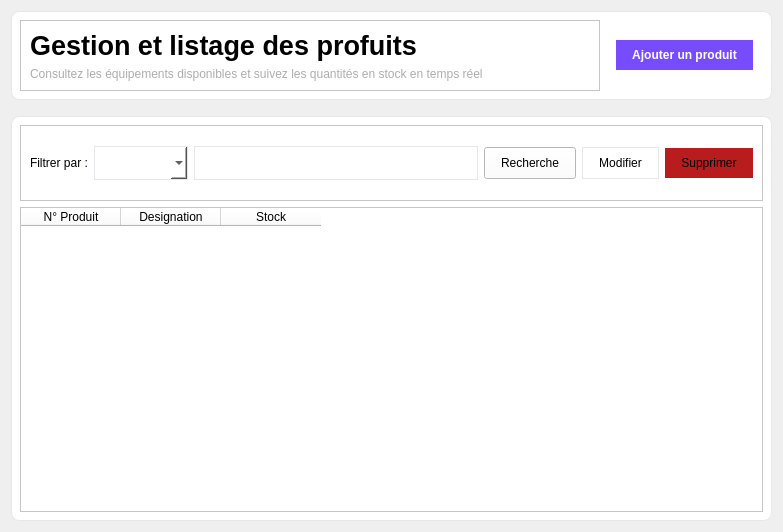
Qt form interface/product_widget.ui (miranto-andria/stock-it) before a commit.
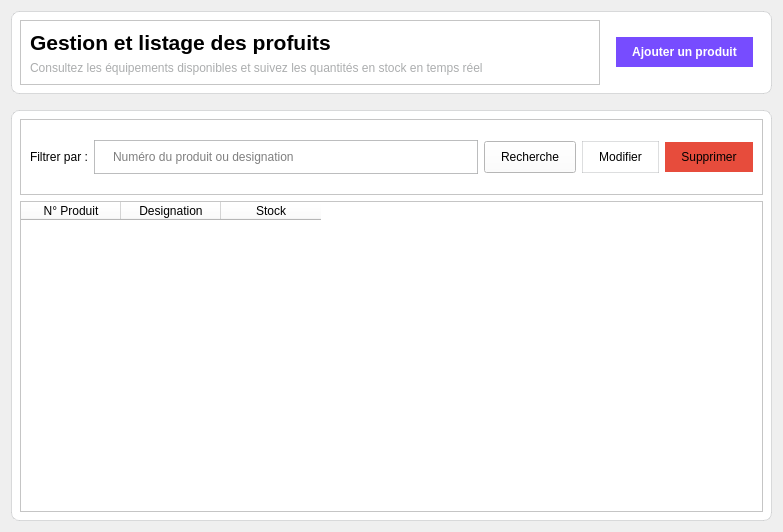
The same form after that commit. Icons and pictures are not drawn.

Patch:
```diff
--- a/interface/product_widget.ui
+++ b/interface/product_widget.ui
@@ -17,7 +17,7 @@
    <string notr="true">
 #middle{
 border-radius : 8px;
-border : 1px solid #e5e7eb; 
+border : 1px solid rgba(171, 173, 174, 40%); 
 background-color : #fff;
 }
 #description{
@@ -29,7 +29,7 @@
 	background-color: rgb(255, 255, 255);
 border-radius : 8px;
 padding : 50px;
-border : 1px solid #e5e7eb;
+border : 1px solid rgba(171, 173, 174, 40%);
 
 }
  #pageName , #add {
@@ -83,7 +83,7 @@
            </property>
            <property name="font">
             <font>
-             <pointsize>20</pointsize>
+             <pointsize>16</pointsize>
              <bold>true</bold>
             </font>
            </property>
@@ -182,18 +182,14 @@
            </property>
           </widget>
          </item>
-         <item>
-          <widget class="QComboBox" name="searchChoice">
-           <property name="styleSheet">
-            <string notr="true">border : 1px solid #e5e7eb;</string>
-           </property>
-          </widget>
-         </item>
          <item>
           <widget class="QLineEdit" name="searchInput">
            <property name="styleSheet">
             <string notr="true">padding : 8px 16px;
-border : 1px solid #e5e7eb; background-color : #fff;</string>
+border : 1px solid rgba(171, 173, 174, 80%); background-color : #fff;</string>
+           </property>
+           <property name="placeholderText">
+            <string>Numéro du produit ou designation</string>
            </property>
           </widget>
          </item>
@@ -219,7 +215,7 @@
          <item>
           <widget class="QPushButton" name="btnEdit">
            <property name="styleSheet">
-            <string notr="true">border : 1px solid #e5e7eb;</string>
+            <string notr="true">border : 1px solid rgba(171, 173, 174, 40%);</string>
            </property>
            <property name="text">
             <string>Modifier</string>
@@ -238,7 +234,7 @@
          <item>
           <widget class="QPushButton" name="btnDelete">
            <property name="styleSheet">
-            <string notr="true">background :#b91c1c;
+            <string notr="true">background :#e74c3c;
 border : none
 </string>
            </property>
```
